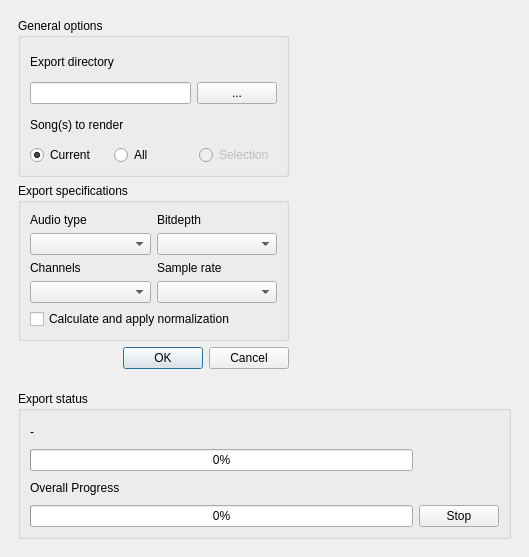
First picture: the form in src/traverso/ui/ExportWidget.ui, repository ErwanLegrand/Traverso-DAW, before the edit.
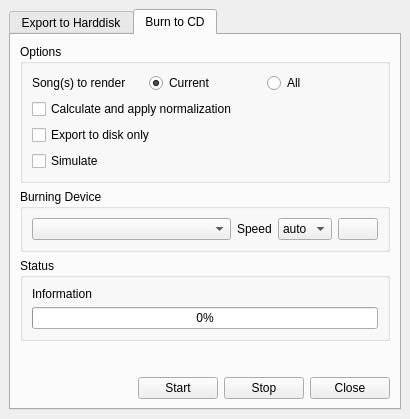
Second picture: the form after the edit. The open tabs and pages were chosen to show the change.

Commit message: * CD Burn dialog added * some work on resources management * various small cleanups/fixes

Diff of the .ui file:
```diff
--- a/src/traverso/ui/ExportWidget.ui
+++ b/src/traverso/ui/ExportWidget.ui
@@ -5,22 +5,25 @@
    <rect>
     <x>0</x>
     <y>0</y>
-    <width>529</width>
-    <height>557</height>
+    <width>410</width>
+    <height>419</height>
    </rect>
   </property>
+  <property name="minimumSize" >
+   <size>
+    <width>410</width>
+    <height>0</height>
+   </size>
+  </property>
+  <property name="maximumSize" >
+   <size>
+    <width>440</width>
+    <height>440</height>
+   </size>
+  </property>
   <property name="windowTitle" >
    <string>Export to harddisk</string>
   </property>
-  <widget class="QWidget" native="1" name="progressWidget" >
-   <property name="geometry" >
-    <rect>
-     <x>9</x>
-     <y>382</y>
-     <width>511</width>
-     <height>166</height>
-    </rect>
-   </property>
    <layout class="QHBoxLayout" >
     <property name="margin" >
      <number>9</number>
@@ -29,134 +32,39 @@
      <number>6</number>
     </property>
     <item>
-     <widget class="QGroupBox" name="ExportStateGroupBox" >
-      <property name="title" >
-       <string>Export status</string>
-      </property>
-      <layout class="QHBoxLayout" >
-       <property name="margin" >
-        <number>9</number>
-       </property>
-       <property name="spacing" >
-        <number>6</number>
-       </property>
-       <item>
-        <layout class="QVBoxLayout" >
-         <property name="margin" >
-          <number>0</number>
-         </property>
-         <property name="spacing" >
-          <number>6</number>
-         </property>
-         <item>
+    <widget class="QTabWidget" name="tabWidget" >
+     <property name="enabled" >
+      <bool>true</bool>
+     </property>
+     <property name="currentIndex" >
+      <number>1</number>
+     </property>
+     <widget class="QWidget" name="exportWidget" >
+      <property name="enabled" >
+       <bool>true</bool>
+      </property>
+      <attribute name="title" >
+       <string>Export to Harddisk</string>
+      </attribute>
           <layout class="QHBoxLayout" >
            <property name="margin" >
-            <number>0</number>
+        <number>9</number>
            </property>
            <property name="spacing" >
             <number>6</number>
            </property>
            <item>
-            <widget class="QLabel" name="currentProcessingSongName" >
-             <property name="text" >
-              <string>-</string>
-             </property>
-            </widget>
-           </item>
-           <item>
-            <spacer>
-             <property name="orientation" >
-              <enum>Qt::Horizontal</enum>
-             </property>
-             <property name="sizeHint" >
-              <size>
-               <width>40</width>
-               <height>20</height>
-              </size>
-             </property>
-            </spacer>
-           </item>
-          </layout>
-         </item>
-         <item>
-          <widget class="QProgressBar" name="songProgressBar" >
-           <property name="value" >
+        <widget class="QStackedWidget" name="stackedWidget" >
+         <property name="currentIndex" >
             <number>0</number>
            </property>
-           <property name="orientation" >
-            <enum>Qt::Horizontal</enum>
-           </property>
-          </widget>
-         </item>
-         <item>
-          <widget class="QLabel" name="label_5" >
-           <property name="text" >
-            <string>Overall Progress</string>
-           </property>
-          </widget>
-         </item>
-         <item>
-          <widget class="QProgressBar" name="overalProgressBar" >
-           <property name="value" >
-            <number>0</number>
-           </property>
-           <property name="orientation" >
-            <enum>Qt::Horizontal</enum>
-           </property>
-          </widget>
-         </item>
-        </layout>
-       </item>
-       <item>
+         <widget class="QWidget" name="page" >
         <layout class="QVBoxLayout" >
          <property name="margin" >
           <number>0</number>
          </property>
          <property name="spacing" >
-          <number>6</number>
-         </property>
-         <item>
-          <spacer>
-           <property name="orientation" >
-            <enum>Qt::Vertical</enum>
-           </property>
-           <property name="sizeHint" >
-            <size>
-             <width>20</width>
-             <height>40</height>
-            </size>
-           </property>
-          </spacer>
-         </item>
-         <item>
-          <widget class="QPushButton" name="exportStopButton" >
-           <property name="text" >
-            <string>Stop</string>
-           </property>
-          </widget>
-         </item>
-        </layout>
-       </item>
-      </layout>
-     </widget>
-    </item>
-   </layout>
-  </widget>
-  <widget class="QWidget" native="1" name="optionsWidget" >
-   <property name="geometry" >
-    <rect>
-     <x>9</x>
-     <y>9</y>
-     <width>289</width>
-     <height>369</height>
-    </rect>
-   </property>
-   <layout class="QVBoxLayout" >
-    <property name="margin" >
-     <number>9</number>
-    </property>
-    <property name="spacing" >
-     <number>6</number>
+            <number>12</number>
     </property>
     <item>
      <widget class="QGroupBox" name="generalOptionsGroupBox" >
@@ -381,6 +289,433 @@
     </item>
    </layout>
   </widget>
+         <widget class="QWidget" name="page_2" >
+          <layout class="QVBoxLayout" >
+           <property name="margin" >
+            <number>0</number>
+           </property>
+           <property name="spacing" >
+            <number>6</number>
+           </property>
+           <item>
+            <widget class="QGroupBox" name="ExportStateGroupBox" >
+             <property name="title" >
+              <string>Export status</string>
+             </property>
+             <layout class="QVBoxLayout" >
+              <property name="margin" >
+               <number>9</number>
+              </property>
+              <property name="spacing" >
+               <number>6</number>
+              </property>
+              <item>
+               <layout class="QHBoxLayout" >
+                <property name="margin" >
+                 <number>0</number>
+                </property>
+                <property name="spacing" >
+                 <number>6</number>
+                </property>
+                <item>
+                 <widget class="QLabel" name="currentProcessingSongName" >
+                  <property name="text" >
+                   <string>-</string>
+                  </property>
+                 </widget>
+                </item>
+                <item>
+                 <spacer>
+                  <property name="orientation" >
+                   <enum>Qt::Horizontal</enum>
+                  </property>
+                  <property name="sizeHint" >
+                   <size>
+                    <width>40</width>
+                    <height>20</height>
+                   </size>
+                  </property>
+                 </spacer>
+                </item>
+               </layout>
+              </item>
+              <item>
+               <widget class="QProgressBar" name="songProgressBar" >
+                <property name="value" >
+                 <number>0</number>
+                </property>
+                <property name="orientation" >
+                 <enum>Qt::Horizontal</enum>
+                </property>
+               </widget>
+              </item>
+              <item>
+               <widget class="QLabel" name="label_5" >
+                <property name="text" >
+                 <string>Overall Progress</string>
+                </property>
+               </widget>
+              </item>
+              <item>
+               <widget class="QProgressBar" name="overalProgressBar" >
+                <property name="value" >
+                 <number>0</number>
+                </property>
+                <property name="orientation" >
+                 <enum>Qt::Horizontal</enum>
+                </property>
+               </widget>
+              </item>
+              <item>
+               <layout class="QHBoxLayout" >
+                <property name="margin" >
+                 <number>0</number>
+                </property>
+                <property name="spacing" >
+                 <number>6</number>
+                </property>
+                <item>
+                 <spacer>
+                  <property name="orientation" >
+                   <enum>Qt::Horizontal</enum>
+                  </property>
+                  <property name="sizeHint" >
+                   <size>
+                    <width>40</width>
+                    <height>20</height>
+                   </size>
+                  </property>
+                 </spacer>
+                </item>
+                <item>
+                 <widget class="QPushButton" name="exportStopButton" >
+                  <property name="text" >
+                   <string>Stop</string>
+                  </property>
+                 </widget>
+                </item>
+               </layout>
+              </item>
+             </layout>
+            </widget>
+           </item>
+           <item>
+            <spacer>
+             <property name="orientation" >
+              <enum>Qt::Vertical</enum>
+             </property>
+             <property name="sizeType" >
+              <enum>QSizePolicy::Expanding</enum>
+             </property>
+             <property name="sizeHint" >
+              <size>
+               <width>20</width>
+               <height>61</height>
+              </size>
+             </property>
+            </spacer>
+           </item>
+          </layout>
+         </widget>
+        </widget>
+       </item>
+      </layout>
+     </widget>
+     <widget class="QWidget" name="cdburningWidget" >
+      <attribute name="title" >
+       <string>Burn to CD</string>
+      </attribute>
+      <layout class="QVBoxLayout" >
+       <property name="margin" >
+        <number>9</number>
+       </property>
+       <property name="spacing" >
+        <number>6</number>
+       </property>
+       <item>
+        <widget class="QGroupBox" name="groupBox_2" >
+         <property name="title" >
+          <string>Options</string>
+         </property>
+         <layout class="QVBoxLayout" >
+          <property name="margin" >
+           <number>9</number>
+          </property>
+          <property name="spacing" >
+           <number>6</number>
+          </property>
+          <item>
+           <layout class="QHBoxLayout" >
+            <property name="margin" >
+             <number>0</number>
+            </property>
+            <property name="spacing" >
+             <number>6</number>
+            </property>
+            <item>
+             <widget class="QLabel" name="label_7" >
+              <property name="text" >
+               <string>Song(s) to render</string>
+              </property>
+             </widget>
+            </item>
+            <item>
+             <widget class="QRadioButton" name="cdCurrentSongButton" >
+              <property name="text" >
+               <string>Current</string>
+              </property>
+              <property name="checked" >
+               <bool>true</bool>
+              </property>
+             </widget>
+            </item>
+            <item>
+             <widget class="QRadioButton" name="cdAllSongsButton" >
+              <property name="text" >
+               <string>All</string>
+              </property>
+             </widget>
+            </item>
+           </layout>
+          </item>
+          <item>
+           <widget class="QCheckBox" name="cdNormalizeCheckBox" >
+            <property name="text" >
+             <string>Calculate and apply normalization</string>
+            </property>
+           </widget>
+          </item>
+          <item>
+           <widget class="QCheckBox" name="cdDiskExportOnlyCheckBox" >
+            <property name="text" >
+             <string>Export to disk only</string>
+            </property>
+           </widget>
+          </item>
+          <item>
+           <widget class="QCheckBox" name="simulateCheckBox" >
+            <property name="text" >
+             <string>Simulate</string>
+            </property>
+           </widget>
+          </item>
+         </layout>
+        </widget>
+       </item>
+       <item>
+        <widget class="QGroupBox" name="groupBox" >
+         <property name="title" >
+          <string>Burning Device</string>
+         </property>
+         <layout class="QHBoxLayout" >
+          <property name="margin" >
+           <number>9</number>
+          </property>
+          <property name="spacing" >
+           <number>6</number>
+          </property>
+          <item>
+           <widget class="QComboBox" name="cdDeviceComboBox" >
+            <property name="sizePolicy" >
+             <sizepolicy>
+              <hsizetype>5</hsizetype>
+              <vsizetype>0</vsizetype>
+              <horstretch>5</horstretch>
+              <verstretch>0</verstretch>
+             </sizepolicy>
+            </property>
+           </widget>
+          </item>
+          <item>
+           <widget class="QLabel" name="label_9" >
+            <property name="text" >
+             <string>Speed</string>
+            </property>
+           </widget>
+          </item>
+          <item>
+           <widget class="QComboBox" name="speedComboBox" >
+            <item>
+             <property name="text" >
+              <string>auto</string>
+             </property>
+            </item>
+            <item>
+             <property name="text" >
+              <string>1x</string>
+             </property>
+            </item>
+            <item>
+             <property name="text" >
+              <string>2x</string>
+             </property>
+            </item>
+            <item>
+             <property name="text" >
+              <string>4x</string>
+             </property>
+            </item>
+            <item>
+             <property name="text" >
+              <string>8x</string>
+             </property>
+            </item>
+            <item>
+             <property name="text" >
+              <string>12x</string>
+             </property>
+            </item>
+            <item>
+             <property name="text" >
+              <string>16x</string>
+             </property>
+            </item>
+            <item>
+             <property name="text" >
+              <string>20x</string>
+             </property>
+            </item>
+            <item>
+             <property name="text" >
+              <string>24x</string>
+             </property>
+            </item>
+            <item>
+             <property name="text" >
+              <string>28x</string>
+             </property>
+            </item>
+            <item>
+             <property name="text" >
+              <string>32x</string>
+             </property>
+            </item>
+            <item>
+             <property name="text" >
+              <string>36x</string>
+             </property>
+            </item>
+            <item>
+             <property name="text" >
+              <string>40x</string>
+             </property>
+            </item>
+            <item>
+             <property name="text" >
+              <string>44x</string>
+             </property>
+            </item>
+            <item>
+             <property name="text" >
+              <string>48x</string>
+             </property>
+            </item>
+           </widget>
+          </item>
+          <item>
+           <widget class="QPushButton" name="refreshButton" >
+            <property name="text" >
+             <string/>
+            </property>
+           </widget>
+          </item>
+         </layout>
+        </widget>
+       </item>
+       <item>
+        <widget class="QGroupBox" name="groupBox_3" >
+         <property name="title" >
+          <string>Status</string>
+         </property>
+         <layout class="QVBoxLayout" >
+          <property name="margin" >
+           <number>9</number>
+          </property>
+          <property name="spacing" >
+           <number>6</number>
+          </property>
+          <item>
+           <widget class="QLabel" name="cdExportInformationLabel" >
+            <property name="text" >
+             <string>Information</string>
+            </property>
+           </widget>
+          </item>
+          <item>
+           <widget class="QProgressBar" name="progressBar" >
+            <property name="value" >
+             <number>0</number>
+            </property>
+            <property name="orientation" >
+             <enum>Qt::Horizontal</enum>
+            </property>
+           </widget>
+          </item>
+         </layout>
+        </widget>
+       </item>
+       <item>
+        <spacer>
+         <property name="orientation" >
+          <enum>Qt::Vertical</enum>
+         </property>
+         <property name="sizeHint" >
+          <size>
+           <width>20</width>
+           <height>16</height>
+          </size>
+         </property>
+        </spacer>
+       </item>
+       <item>
+        <layout class="QHBoxLayout" >
+         <property name="margin" >
+          <number>0</number>
+         </property>
+         <property name="spacing" >
+          <number>6</number>
+         </property>
+         <item>
+          <spacer>
+           <property name="orientation" >
+            <enum>Qt::Horizontal</enum>
+           </property>
+           <property name="sizeHint" >
+            <size>
+             <width>40</width>
+             <height>20</height>
+            </size>
+           </property>
+          </spacer>
+         </item>
+         <item>
+          <widget class="QPushButton" name="startButton" >
+           <property name="text" >
+            <string>Start</string>
+           </property>
+          </widget>
+         </item>
+         <item>
+          <widget class="QPushButton" name="stopButton" >
+           <property name="text" >
+            <string>Stop</string>
+           </property>
+          </widget>
+         </item>
+         <item>
+          <widget class="QPushButton" name="closeButton" >
+           <property name="text" >
+            <string>Close</string>
+           </property>
+          </widget>
+         </item>
+        </layout>
+       </item>
+      </layout>
+     </widget>
+    </widget>
+   </item>
+  </layout>
  </widget>
  <resources/>
  <connections/>
```
Left out of the diff: 2 changed lines with no effect on the pictures. Lines whose indentation alone changed are shown as unchanged. The commit also changes 21 other files.
